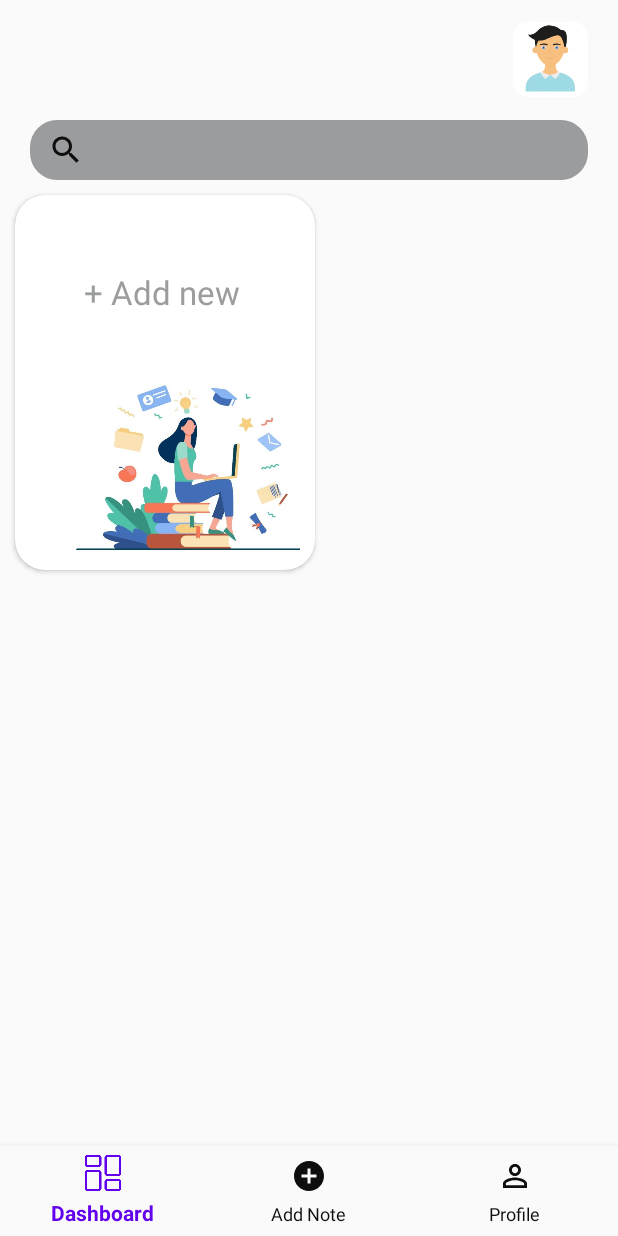
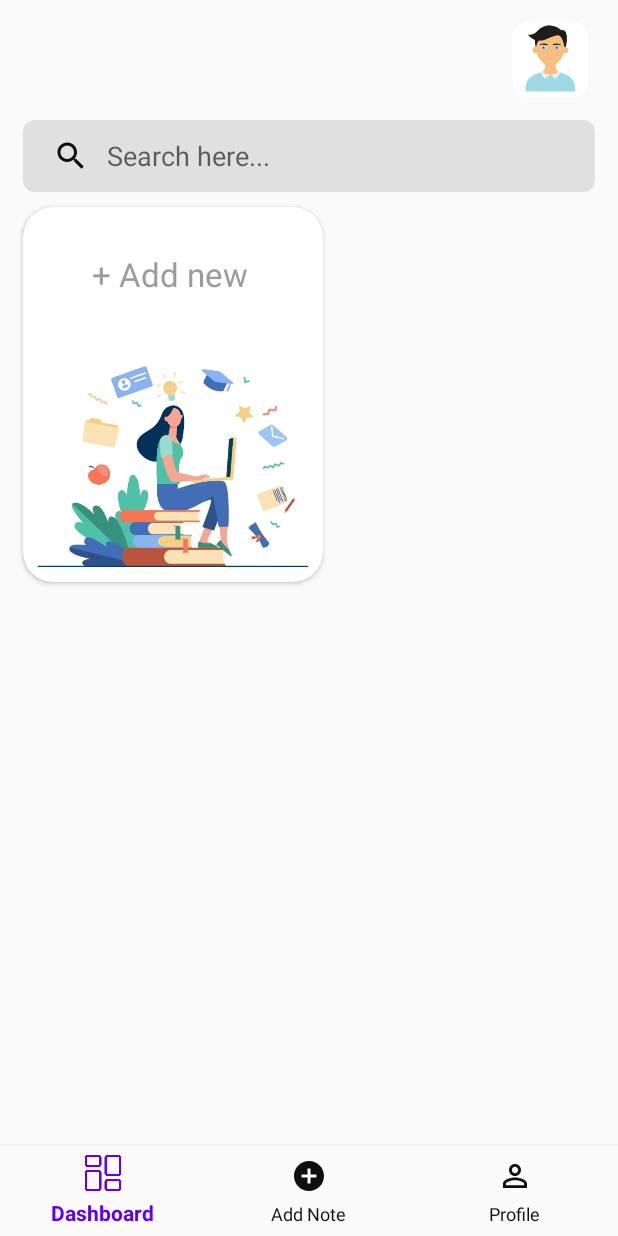
Before and after one commit to hkchandora/My_Notes, an Android app: the screen it shows after launch once a user with an empty profile is signed in (MainDashBoardActivity), on a phone screen of 412 x 824 dp. Run offline under Robolectric (Android 15) with nearby library versions, the phone set to English and light mode, and no system bars; our stand-ins replace Firebase (no records; nobody signed in at launch, a user with empty details on screens opened directly), Picasso; libraries missing offline, so code that uses them is left out: androidx.constraintlayout.solver.

Commit message:
Update UI

```diff
--- a/app/src/main/res/drawable/ic_archive.xml
+++ b/app/src/main/res/drawable/ic_archive.xml
@@ -4,6 +4,6 @@
         android:viewportWidth="24.0"
         android:viewportHeight="24.0">
     <path
-        android:fillColor="@color/gray_50"
+        android:fillColor="@color/black"
         android:pathData="M20.54,5.23l-1.39,-1.68C18.88,3.21 18.47,3 18,3H6c-0.47,0 -0.88,0.21 -1.16,0.55L3.46,5.23C3.17,5.57 3,6.02 3,6.5V19c0,1.1 0.9,2 2,2h14c1.1,0 2,-0.9 2,-2V6.5c0,-0.48 -0.17,-0.93 -0.46,-1.27zM12,17.5L6.5,12H10v-2h4v2h3.5L12,17.5zM5.12,5l0.81,-1h12l0.94,1H5.12z"/>
 </vector>
--- /dev/null
+++ b/app/src/main/res/drawable/ic_copy.xml
@@ -0,0 +1,5 @@
+<vector android:height="24dp" android:viewportHeight="24"
+    android:viewportWidth="24" android:width="24dp" xmlns:android="http://schemas.android.com/apk/res/android">
+    <path android:fillColor="#FF000000" android:pathData="m4,6.75c0,-2.619 2.131,-4.75 4.75,-4.75h9.133c-0.329,-1.151 -1.378,-2 -2.633,-2h-11.5c-1.517,0 -2.75,1.233 -2.75,2.75v15.5c0,1.517 1.233,2.75 2.75,2.75h0.25z"/>
+    <path android:fillColor="#FF000000" android:pathData="m20.25,4h-11.5c-1.517,0 -2.75,1.233 -2.75,2.75v14.5c0,1.517 1.233,2.75 2.75,2.75h11.5c1.517,0 2.75,-1.233 2.75,-2.75v-14.5c0,-1.517 -1.233,-2.75 -2.75,-2.75zM18.25,21h-7.5c-0.414,0 -0.75,-0.336 -0.75,-0.75s0.336,-0.75 0.75,-0.75h7.5c0.414,0 0.75,0.336 0.75,0.75s-0.336,0.75 -0.75,0.75zM18.25,17h-7.5c-0.414,0 -0.75,-0.336 -0.75,-0.75s0.336,-0.75 0.75,-0.75h7.5c0.414,0 0.75,0.336 0.75,0.75s-0.336,0.75 -0.75,0.75zM18.25,13.5h-7.5c-0.414,0 -0.75,-0.336 -0.75,-0.75s0.336,-0.75 0.75,-0.75h7.5c0.414,0 0.75,0.336 0.75,0.75s-0.336,0.75 -0.75,0.75zM18.25,9.5h-7.5c-0.414,0 -0.75,-0.336 -0.75,-0.75s0.336,-0.75 0.75,-0.75h7.5c0.414,0 0.75,0.336 0.75,0.75s-0.336,0.75 -0.75,0.75z"/>
+</vector>
--- /dev/null
+++ b/app/src/main/res/drawable/intput_bg_dr.xml
@@ -0,0 +1,9 @@
+<?xml version="1.0" encoding="utf-8"?>
+<shape xmlns:android="http://schemas.android.com/apk/res/android"
+
+    android:shape="rectangle">
+
+    <corners android:radius="8dp" />
+    <solid android:color="@color/grey_300" />
+
+</shape>
--- a/app/src/main/res/layout/fragment_dash_board.xml
+++ b/app/src/main/res/layout/fragment_dash_board.xml
@@ -17,7 +17,7 @@
             android:layout_width="wrap_content"
             android:layout_height="wrap_content"
             android:layout_centerVertical="true"
-            android:layout_marginStart="20dp"
+            android:layout_marginStart="15dp"
             android:padding="2dp"
             android:textColor="@color/black"
             android:textSize="18sp"
@@ -44,23 +44,37 @@
         </androidx.cardview.widget.CardView>
     </RelativeLayout>
 
-    <androidx.appcompat.widget.SearchView
+    <FrameLayout
         android:id="@+id/dashboard_search_bar"
         android:layout_width="match_parent"
-        android:layout_height="40dp"
         android:layout_below="@+id/relative_layout"
-        android:layout_marginStart="20dp"
+        android:layout_marginStart="15dp"
         android:layout_marginTop="10dp"
-        android:layout_marginEnd="20dp"
-        android:background="@drawable/brown_round" />
+        android:layout_marginEnd="15dp"
+        android:layout_height="wrap_content">
+
+        <androidx.appcompat.widget.SearchView
+            android:id="@+id/search_view"
+            android:layout_width="match_parent"
+            android:layout_height="wrap_content"
+            android:background="@drawable/intput_bg_dr"
+            android:focusable="false"
+            app:iconifiedByDefault="false"
+            app:queryBackground="@drawable/intput_bg_dr"
+            app:queryHint="Search here..." />
+
+    </FrameLayout>
 
     <androidx.recyclerview.widget.RecyclerView
         android:id="@+id/dashboard_recyclerView"
         android:layout_width="match_parent"
         android:layout_height="match_parent"
         android:layout_below="@id/dashboard_search_bar"
+        android:paddingTop="8dp"
+        android:clipToPadding="false"
         android:orientation="vertical"
-        android:padding="5dp"
+        android:layout_marginStart="10dp"
+        android:layout_marginEnd="10dp"
         app:layoutManager="androidx.recyclerview.widget.StaggeredGridLayoutManager"
         app:spanCount="2"
         tools:listitem="@layout/item_note_grid" />
@@ -70,10 +84,13 @@
         android:layout_width="200dp"
         android:layout_height="250dp"
         android:layout_below="@id/dashboard_search_bar"
-        android:layout_margin="10dp"
+        android:layout_marginTop="10dp"
+        android:layout_marginBottom="10dp"
+        android:layout_marginEnd="10dp"
+        android:layout_marginStart="15dp"
         android:visibility="gone"
+        tools:visibility="visible"
         android:minHeight="100dp"
-        app:cardBackgroundColor="@color/white"
         app:cardCornerRadius="20dp"
         app:cardElevation="2dp">
 
@@ -86,7 +103,7 @@
                 android:layout_width="wrap_content"
                 android:layout_height="wrap_content"
                 android:layout_alignParentEnd="true"
-                android:layout_marginTop="50dp"
+                android:layout_marginTop="30dp"
                 android:layout_marginEnd="50dp"
                 android:text="\+ Add new"
                 android:textAllCaps="false"
@@ -94,8 +111,10 @@
                 android:textSize="22sp" />
 
             <ImageView
-                android:layout_width="150dp"
-                android:layout_height="130dp"
+                android:id="@+id/iv_add_note"
+                android:layout_width="match_parent"
+                android:layout_height="150dp"
+                android:scaleType="centerCrop"
                 android:layout_margin="10dp"
                 android:layout_alignParentEnd="true"
                 android:layout_alignParentBottom="true"
--- a/app/src/main/res/values/colors.xml
+++ b/app/src/main/res/values/colors.xml
@@ -10,6 +10,9 @@
     <color name="pin_color">#0726DF</color>
     <color name="gray_50">#FAFAFA</color>
     <color name="bg_blur">#987F8183</color>
+    <color name="grey_200">#EEEEEE</color>
+    <color name="grey_300">#E0E0E0</color>
+    <color name="grey_100">#F5F5F5</color>
     <color name="gray_500">#9E9E9E</color>
 
     <item name="color_one" type="color">#FFCDD2</item>
@@ -20,4 +23,6 @@
     <item name="color_six" type="color">#FFE0B2</item>
     <item name="color_seven" type="color">#FFCCBC</item>
     <item name="color_eight" type="color">#90CAF9</item>
+
+    <color name="transparent">#0fff</color>
 </resources>
--- a/app/src/main/res/values/styles.xml
+++ b/app/src/main/res/values/styles.xml
@@ -1,4 +1,4 @@
-<resources>
+<resources xmlns:tools="http://schemas.android.com/tools">
 
     <!-- Base application theme. -->
     <style name="AppTheme" parent="Theme.AppCompat.Light.NoActionBar">
@@ -12,6 +12,9 @@
         <item name="android:toolbarStyle">@style/AppTheme.ToolbarStyle</item>
         <item name="toolbarStyle">@style/AppTheme.ToolbarStyle</item>
 
+        <item name="android:statusBarColor">@color/transparent</item>
+        <item name="android:windowLightStatusBar" tools:targetApi="m">@bool/use_light_status</item>
+
     </style>
 
     <style name="CropTheme" parent="Theme.MaterialComponents.Light.DarkActionBar"/>
```
Also changed, not shown: app/src/main/java/com/himanshu/mynotes/fragment/DashBoardFragment.java (+21 -64 lines), app/src/main/res/drawable/ic_delete.xml (+4 -8 lines), app/src/main/res/drawable/ic_pushpin.xml (added, +7 -0 lines), app/src/main/res/layout/activity_edit_note.xml (+6 -7 lines), app/src/main/res/layout/dialog_long_press_note.xml (+24 -19 lines), app/src/main/res/layout/item_note_grid.xml (+9 -5 lines), app/src/main/res/values-v23/config.xml (added, +20 -0 lines), app/src/main/res/values/config.xml (added, +20 -0 lines).
